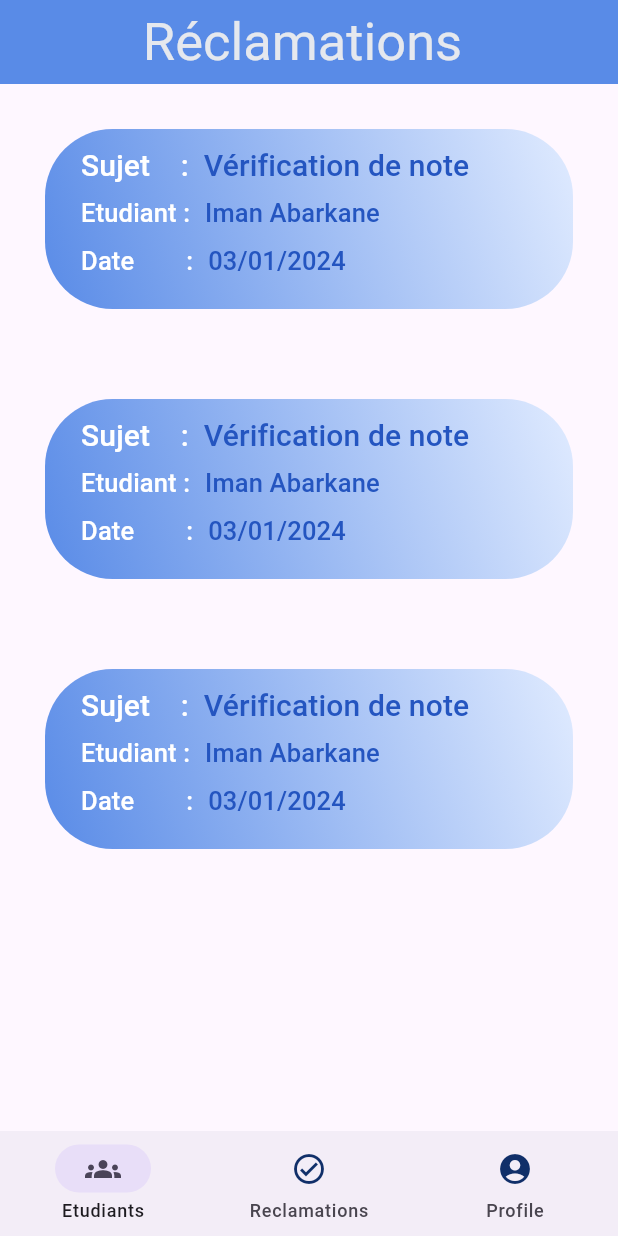
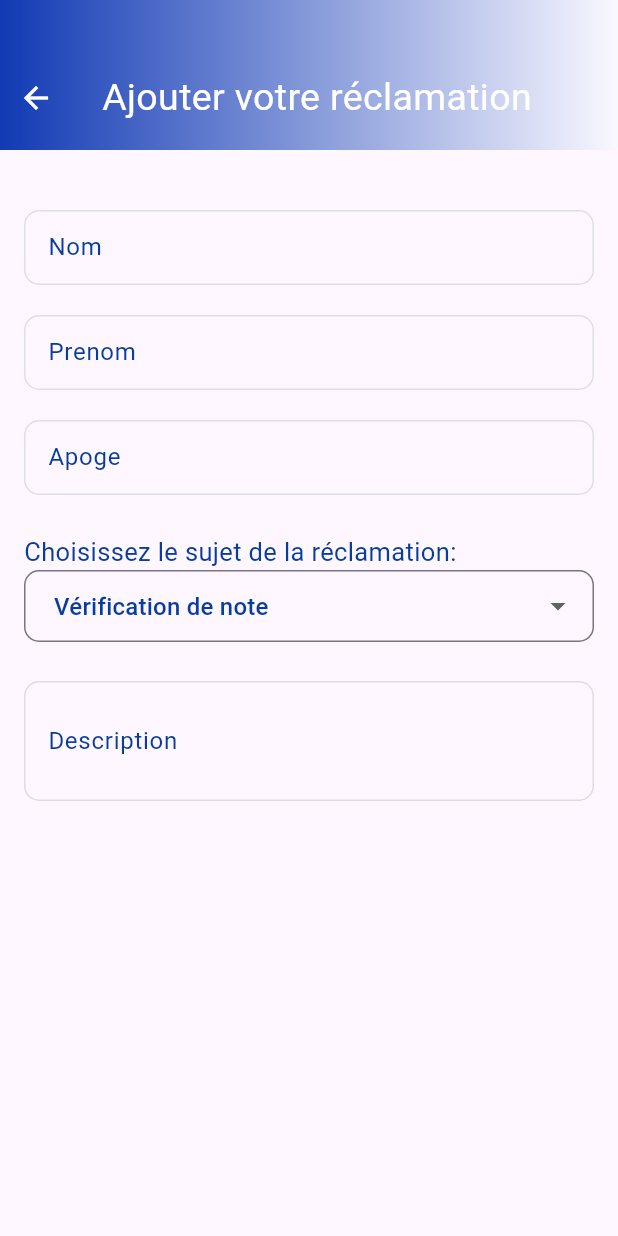
Before and after one commit to ImanAbarkane/gestion-des-reclamations-des-etudiants, a Flutter app: the screen it shows after launch, on a phone screen of 412 x 824 dp. Run offline on Flutter 3.47's test engine with Material 3 defaults, Android fonts, the phone set to English and light mode, and no system bars.

Commit message:
new files : ajouter reclamation

```diff
--- a/lib/main.dart
+++ b/lib/main.dart
@@ -3,14 +3,17 @@
 import 'package:ereclamation_application_2/models/cas_utilisation.dart';
 import 'package:ereclamation_application_2/screens/Application%20enseignant/espace_enseignant.dart';
 import 'package:ereclamation_application_2/screens/Application%20enseignant/espace_enseignant2.dart';
+import 'package:ereclamation_application_2/screens/Application%20etudiant/AjouterReclamation.dart';
 import 'package:ereclamation_application_2/screens/Forgot_Password2.dart';
 import 'package:ereclamation_application_2/screens/Welcome2.dart';
 import 'package:ereclamation_application_2/screens/admin/Etudiant_details.dart';
 import 'package:ereclamation_application_2/screens/admin/acceuil.dart';
 import 'package:ereclamation_application_2/screens/Application%20etudiant/Forgot_password.dart';
-import 'package:ereclamation_application_2/screens/Application%20etudiant/home.dart';
+import 'package:ereclamation_application_2/screens/Application%20etudiant/homeEtudiant.dart';
 import 'package:ereclamation_application_2/screens/admin/liste_reclamations.dart';
 import 'package:ereclamation_application_2/screens/welcome.dart';
+import 'package:ereclamation_application_2/widgets/Home_Body.dart';
+import 'package:ereclamation_application_2/widgets/home2.dart';
 
 import 'package:flutter/material.dart';
 void main() async {
@@ -31,7 +34,7 @@ class MyApp extends StatelessWidget {
 
       ),
       debugShowCheckedModeBanner: false,
-      home:ListeReclamations(),
+      home:AjouterReclamation(),
     );
   }
 }
--- /dev/null
+++ b/lib/models/enseignant.dart
@@ -0,0 +1,50 @@
+import 'package:flutter/material.dart';
+
+class Enseignant {
+  String nom;
+  String prenom;
+  String filliere;
+  String email;
+  String cin;
+
+  Enseignant({
+    required this.cin,
+    required this.nom,
+    required this.prenom,
+    required this.filliere,
+    required this.email,
+  });
+}
+
+List<Enseignant> enseignants = [
+  Enseignant(
+      cin: "le1234",
+      nom: "abdoun",
+      prenom: "othman",
+      filliere: "smi",
+      email: "othmanabdoun@gmail.com",
+      ),
+      Enseignant(
+      cin: "ll568942",
+      nom: "elmhouti",
+      prenom: "abderrahim",
+      filliere: "smi",
+      email: "elmhoutiabdelrahim@gmail.com",
+      ),
+      Enseignant(
+      cin: "le12852",
+      nom: "amjad",
+      prenom: "souad",
+      filliere: "smi",
+      email: "amjadsouad@gmail.com",
+      ),
+      Enseignant(
+      cin: "lg69874",
+      nom: "adnan",
+      prenom: "souri",
+      filliere: "sma",
+      email: "adnansouri@gmail.com",
+      ),
+
+
+];
--- /dev/null
+++ b/lib/screens/Application etudiant/AjouterReclamation.dart
@@ -0,0 +1,273 @@
+// ignore_for_file: prefer_const_constructors, prefer_const_literals_to_create_immutables
+
+import 'package:ereclamation_application_2/models/enseignant.dart';
+import 'package:flutter/material.dart';
+
+class AjouterReclamation extends StatefulWidget {
+  const AjouterReclamation({super.key});
+
+  @override
+  State<AjouterReclamation> createState() => _AjouterReclamationState();
+}
+
+class _AjouterReclamationState extends State<AjouterReclamation> {
+  @override
+  String _selectedChoice = 'Vérification de note';
+  String _selectedTeacher = ''; // Enseignant sélectionné
+  Widget build(BuildContext context) {
+    return Scaffold(
+      body: SingleChildScrollView(
+        child: Column(
+          crossAxisAlignment: CrossAxisAlignment.center,
+          children: [
+            Container(
+              height: 30,
+              decoration: BoxDecoration(
+                  gradient: LinearGradient(colors: [
+                Color.fromARGB(255, 17, 58, 180),
+                Color.fromARGB(255, 249, 248, 255),
+              ])),
+            ),
+            Container(
+              height: 70,
+              decoration: BoxDecoration(
+                  gradient: LinearGradient(colors: [
+                Color.fromARGB(255, 17, 58, 180),
+                Color.fromARGB(255, 249, 248, 255),
+              ])),
+              child: Row(
+                children: [
+                  IconButton(
+                      //button pour retour a la page principale
+                      onPressed: () {},
+                      icon: Icon(
+                        Icons.arrow_back,
+                        color: Colors.white,
+                      )),
+                  SizedBox(
+                    width: 20,
+                  ),
+                  Center(
+                      child: Text(
+                    "Ajouter votre réclamation",
+                    style: TextStyle(fontSize: 25, color: Colors.white),
+                  )),
+                ],
+              ),
+            ),
+
+            //column pour les elements de la reclamation ajouter par etudiant
+            SizedBox(
+              height: 30,
+            ),
+
+            ////pour entrer le nom
+            Container(
+              height: 50,
+              margin: EdgeInsets.only(top: 10, left: 16, right: 16, bottom: 10),
+              child: TextFormField(
+                validator: (value) {
+                  if (value == null || value.isEmpty) {
+                    return 'Please enter Email';
+                  }
+                  return null;
+                },
+                decoration: InputDecoration(
+                  label: const Text(
+                    'Nom',
+                    style: TextStyle(color: Color.fromARGB(255, 9, 61, 156)),
+                  ),
+                  hintText: 'Entrer votre Nom',
+                  hintStyle: const TextStyle(
+                    color: Color.fromARGB(66, 0, 8, 53),
+                  ),
+                  border: OutlineInputBorder(
+                    borderSide: const BorderSide(
+                      color:
+                          Color.fromARGB(31, 2, 19, 56), // Default border color
+                    ),
+                    borderRadius: BorderRadius.circular(10),
+                  ),
+                  enabledBorder: OutlineInputBorder(
+                    borderSide: const BorderSide(
+                      color: Color.fromARGB(
+                          31, 5, 28, 131), // Default border color
+                    ),
+                    borderRadius: BorderRadius.circular(10),
+                  ),
+                ),
+              ),
+            ),
+
+            //pour entrer le prenom
+            Container(
+              height: 50,
+              margin: EdgeInsets.only(top: 10, left: 16, right: 16, bottom: 10),
+              child: TextFormField(
+                validator: (value) {
+                  if (value == null || value.isEmpty) {
+                    return 'Please enter Email';
+                  }
+                  return null;
+                },
+                decoration: InputDecoration(
+                  label: const Text(
+                    'Prenom',
+                    style: TextStyle(color: Color.fromARGB(255, 9, 61, 156)),
+                  ),
+                  hintText: 'Entrer votre Prenom',
+                  hintStyle: const TextStyle(
+                    color: Color.fromARGB(66, 0, 8, 53),
+                  ),
+                  border: OutlineInputBorder(
+                    borderSide: const BorderSide(
+                      color:
+                          Color.fromARGB(31, 2, 19, 56), // Default border color
+                    ),
+                    borderRadius: BorderRadius.circular(10),
+                  ),
+                  enabledBorder: OutlineInputBorder(
+                    borderSide: const BorderSide(
+                      color: Color.fromARGB(
+                          31, 5, 28, 131), // Default border color
+                    ),
+                    borderRadius: BorderRadius.circular(10),
+                  ),
+                ),
+              ),
+            ),
+
+            //pour entrer apoge de l'etudiant
+            Container(
+              height: 50,
+              margin: EdgeInsets.only(top: 10, left: 16, right: 16, bottom: 10),
+              child: TextFormField(
+                validator: (value) {
+                  if (value == null || value.isEmpty) {
+                    return 'Please enter Email';
+                  }
+                  return null;
+                },
+                decoration: InputDecoration(
+                  label: const Text(
+                    'Apoge',
+                    style: TextStyle(color: Color.fromARGB(255, 9, 61, 156)),
+                  ),
+                  hintText: 'Entrer votre Apoge',
+                  hintStyle: const TextStyle(
+                    color: Color.fromARGB(66, 0, 8, 53),
+                  ),
+                  border: OutlineInputBorder(
+                    borderSide: const BorderSide(
+                      color:
+                          Color.fromARGB(31, 2, 19, 56), // Default border color
+                    ),
+                    borderRadius: BorderRadius.circular(10),
+                  ),
+                  enabledBorder: OutlineInputBorder(
+                    borderSide: const BorderSide(
+                      color: Color.fromARGB(
+                          31, 5, 28, 131), // Default border color
+                    ),
+                    borderRadius: BorderRadius.circular(10),
+                  ),
+                ),
+              ),
+            ),
+
+            //pour choisir le sujet
+            Container(
+              margin: EdgeInsets.all(16),
+              child: Column(
+                crossAxisAlignment: CrossAxisAlignment.start,
+                children: [
+                  Text(
+                    'Choisissez le sujet de la réclamation:',
+                    style: TextStyle(
+                        fontSize: 17, color: Color.fromARGB(255, 9, 61, 156)),
+                  ),
+                  DropdownButtonFormField<String>(
+                    value: _selectedChoice,
+                    onChanged: (String? newValue) {
+                      setState(() {
+                        _selectedChoice = newValue!;
+                      });
+                    },
+                    items: <String>[
+                      'Vérification de note',
+                      'Consultation de copie'
+                    ].map((String value) {
+                      return DropdownMenuItem<String>(
+                        value: value,
+                        child: Text(
+                          value,
+                          style: TextStyle(
+                              color: Color.fromARGB(
+                                  255, 9, 61, 156)), // Changer la couleur ici
+                        ),
+                      );
+                    }).toList(),
+                    decoration: InputDecoration(
+                      hintText: 'Sélectionnez une option',
+                      border: OutlineInputBorder(
+                        borderRadius: BorderRadius.circular(10),
+                      ),
+                      contentPadding:
+                          EdgeInsets.symmetric(horizontal: 16, vertical: 8),
+                    ),
+                  ),
+                ],
+              ),
+            ),
+
+            //entrer la descripiton de la reclamation
+            Container(
+              height: 200,
+              margin: EdgeInsets.only(top: 10, left: 16, right: 16, bottom: 10),
+              child: TextFormField(
+                minLines: 2,
+                maxLines: 10,
+                validator: (value) {
+                  if (value == null || value.isEmpty) {
+                    return 'Entrer la description';
+                  }
+                  return null;
+                },
+                decoration: InputDecoration(
+                  label: Container(
+                    //margin: EdgeInsets.only(top: 1, left: 1, right: 30),
+                    child: const Text(
+                      'Description',
+                      style: TextStyle(color: Color.fromARGB(255, 9, 61, 156)),
+                    ),
+                  ),
+                  hintText: 'Entrer la description de la réclamation',
+                  hintStyle: const TextStyle(
+                    color: Color.fromARGB(66, 0, 8, 53),
+                  ),
+                  border: OutlineInputBorder(
+                    borderSide: const BorderSide(
+                      color:
+                          Color.fromARGB(31, 3, 22, 61), // Default border color
+                    ),
+                    borderRadius: BorderRadius.circular(10),
+                  ),
+                  enabledBorder: OutlineInputBorder(
+                    borderSide: const BorderSide(
+                      color:
+                          Color.fromARGB(31, 3, 10, 41), // Default border color
+                    ),
+                    borderRadius: BorderRadius.circular(10),
+                  ),
+                ),
+              ),
+            ),
+
+            //entrer le professor
+
+          ],
+        ),
+      ),
+    );
+  }
+}
```
Also changed, not shown: lib/models/reclamation.dart (+19 -3 lines), lib/screens/Application etudiant/homeEtudiant.dart (renamed from lib/screens/Application etudiant/home.dart, +15 -3 lines), lib/widgets/home2.dart (+10 -6 lines).
